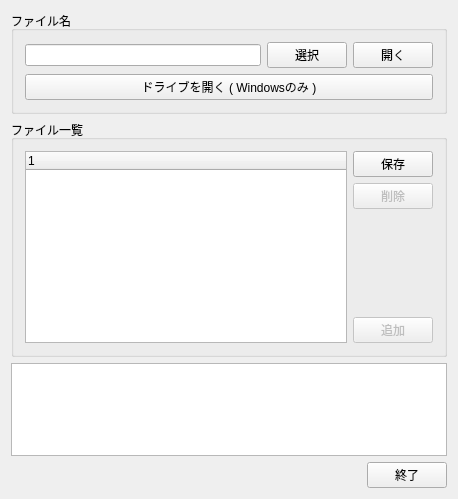
Qt form widget.ui (futr/MicomFSReader) before a commit.
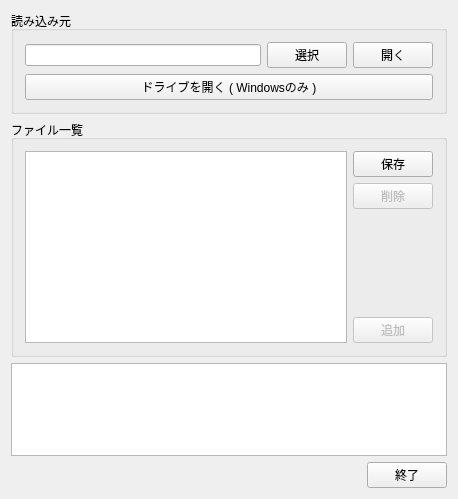
The same form after that commit.

What changed in the file:
```diff
--- a/widget.ui
+++ b/widget.ui
@@ -17,7 +17,7 @@
    <item>
     <widget class="QGroupBox" name="groupBox">
      <property name="title">
-      <string>ファイル名</string>
+      <string>読み込み元</string>
      </property>
      <layout class="QVBoxLayout" name="verticalLayout_3">
       <item>
@@ -66,7 +66,7 @@
       <item>
        <widget class="QTreeWidget" name="fileListWidget">
         <attribute name="headerVisible">
-         <bool>true</bool>
+         <bool>false</bool>
         </attribute>
         <column>
          <property name="text">
```
